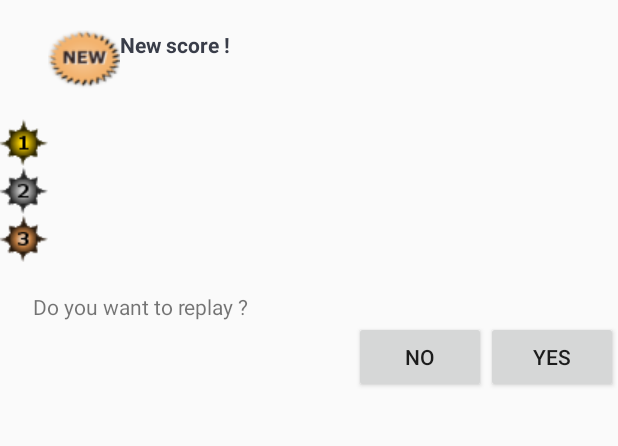
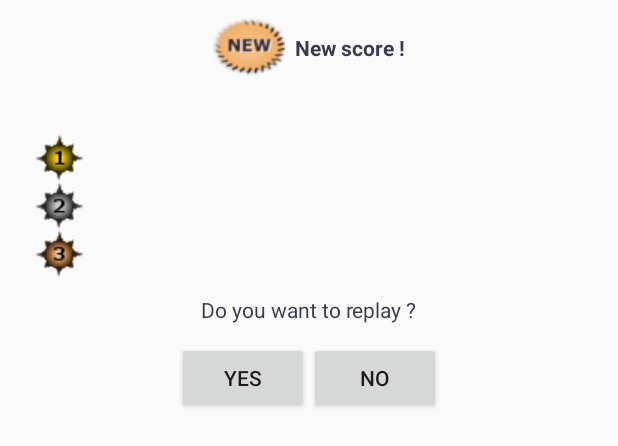
Before and after one commit to anazeer/Demineur, an Android app: the layout win_layout.xml on its own in the app's theme, with its tools: preview values and no code run, on a phone screen of 412 x 824 dp. Shown: the top 446 px of the screen. Run offline under Robolectric (Android 15) with nearby library versions, the phone set to English and light mode, and no system bars.

Commit message:
Fix display bug on emulator (score layout). Update win layout

```diff
--- a/app/src/main/res/layout/win_layout.xml
+++ b/app/src/main/res/layout/win_layout.xml
@@ -8,6 +8,10 @@
     android:paddingLeft="@dimen/activity_horizontal_margin"
     android:paddingRight="@dimen/activity_horizontal_margin"
     android:paddingTop="@dimen/activity_vertical_margin"
+    android:layout_marginLeft="12dp"
+    android:layout_marginStart="12dp"
+    android:layout_marginRight="12dp"
+    android:layout_marginEnd="12dp"
     tools:context="com.android.demineur.MainActivity"
     >
 
@@ -16,9 +20,9 @@
         android:text="@string/newScore"
         android:layout_width="wrap_content"
         android:layout_height="wrap_content"
-        android:layout_marginLeft="32dp"
-        android:layout_marginStart="32dp"
-        android:layout_marginTop="20dp"
+        android:layout_marginTop="12dp"
+        android:gravity="center_vertical"
+        android:layout_centerHorizontal="true"
         android:textAppearance="@style/TitleScoreText"
         android:drawableStart="@drawable/new_score"
         android:drawableLeft="@drawable/new_score"
@@ -28,8 +32,10 @@
         android:id="@+id/modeTextId"
         android:layout_width="wrap_content"
         android:layout_height="wrap_content"
-        android:layout_marginLeft="32dp"
-        android:layout_marginStart="32dp"
+        android:layout_marginTop="12dp"
+        android:layout_marginLeft="48dp"
+        android:layout_marginStart="48dp"
+        android:layout_marginBottom="6dp"
         android:textAppearance="@style/TitleScoreText"
         android:layout_below="@+id/newScoreLayoutId"
         />
@@ -39,6 +45,7 @@
         android:layout_width="wrap_content"
         android:layout_height="wrap_content"
         android:gravity="center_vertical"
+        android:layout_marginLeft="12dp"
         android:drawableStart="@drawable/bombe1"
         android:drawableLeft="@drawable/bombe1"
         android:layout_below="@+id/modeTextId"
@@ -49,6 +56,7 @@
         android:layout_width="wrap_content"
         android:layout_height="wrap_content"
         android:gravity="center_vertical"
+        android:layout_marginLeft="12dp"
         android:drawableStart="@drawable/bombe2"
         android:drawableLeft="@drawable/bombe2"
         android:layout_below="@+id/firstScoreId"
@@ -59,6 +67,7 @@
         android:layout_width="wrap_content"
         android:layout_height="wrap_content"
         android:gravity="center_vertical"
+        android:layout_marginLeft="12dp"
         android:drawableStart="@drawable/bombe3"
         android:drawableLeft="@drawable/bombe3"
         android:layout_below="@+id/secondScoreId"
@@ -69,21 +78,26 @@
         android:text="@string/dialog_replay"
         android:layout_width="wrap_content"
         android:layout_height="wrap_content"
-        android:gravity="center_vertical"
+        android:layout_centerHorizontal="true"
+        android:layout_marginTop="12dp"
+        android:layout_marginBottom="12dp"
         android:layout_below="@+id/thirdScoreId"
-        android:layout_marginTop="20dp"
-        android:layout_marginLeft="22dp"
-        android:layout_marginStart="22dp"
+        android:textAppearance="@style/SettingsText"
         />
+
+    <LinearLayout
+        android:id="@+id/scoreLayoutId"
+        android:layout_width="match_parent"
+        android:layout_height="wrap_content"
+        android:layout_below="@+id/replayTextId"
+        android:gravity="center"
+        android:orientation="horizontal">
 
         <Button
             android:id="@+id/replayButtonId"
             android:text="@string/yes"
             android:layout_width="wrap_content"
             android:layout_height="wrap_content"
-        android:layout_alignParentEnd="true"
-        android:layout_alignParentRight="true"
-        android:layout_below="@+id/replayTextId"
             />
 
         <Button
@@ -91,9 +105,7 @@
             android:text="@string/no"
             android:layout_width="wrap_content"
             android:layout_height="wrap_content"
-        android:layout_below="@+id/replayTextId"
-        android:layout_toLeftOf="@id/replayButtonId"
-        android:layout_toStartOf="@id/replayButtonId"
             />
 
+    </LinearLayout>
 </RelativeLayout>
--- a/app/src/main/res/values/strings.xml
+++ b/app/src/main/res/values/strings.xml
@@ -54,7 +54,7 @@
     <string name="music_pref_summary">Automatically resume last music</string>
 
     <string name="score">Score</string>
-    <string name="newScore">New score !</string>
+    <string name="newScore">"  "New score !</string>
     <string name="noScore">"  No best score yet"</string>
     <string name="total">Total</string>
     <string name="scoreTotalLine">Games played : %d</string>
```
Also changed, not shown: app/src/main/res/layout/score_layout.xml (+24 -8 lines). Lines whose indentation alone changed are shown as unchanged.
